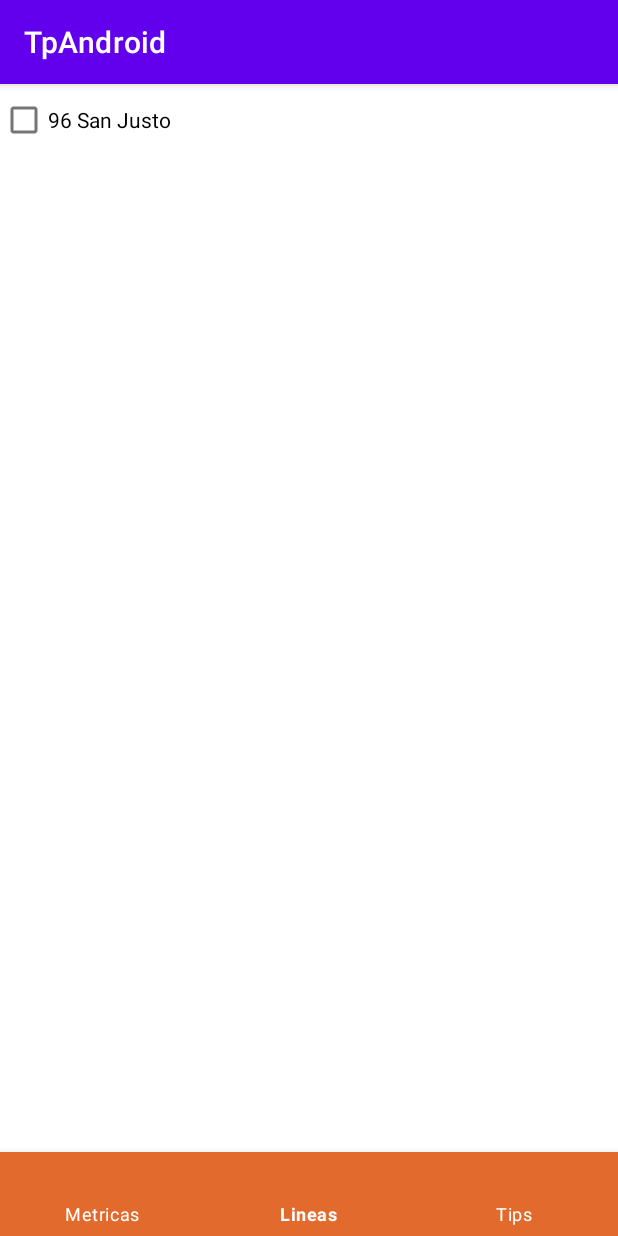
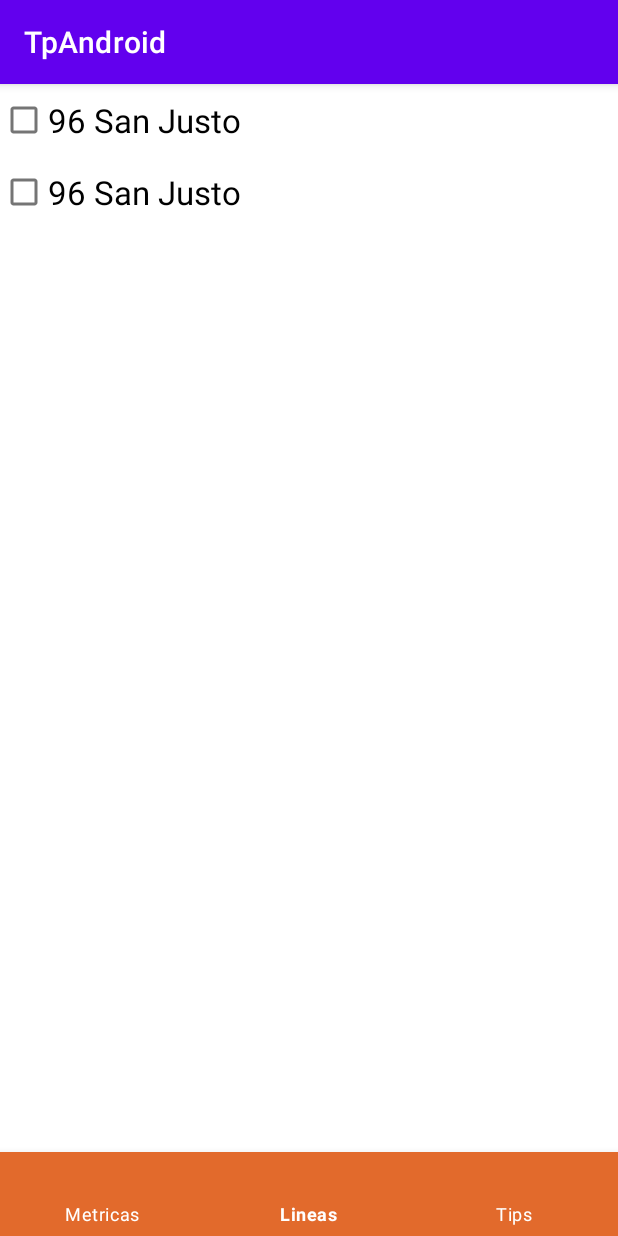
Before and after one commit to PazMatias/TpAndroid, an Android app: the MetricsFragment screen opened directly, with no data from a screen before it, item 2 of the bottom bar chosen, on a phone screen of 412 x 824 dp. Run offline under Robolectric (Android 15) with nearby library versions, the phone set to English and light mode, and no system bars; 1 statement that could not run was skipped.

Commit message:
Cambios esteticos

```diff
--- a/app/src/main/res/layout/fragment_lines.xml
+++ b/app/src/main/res/layout/fragment_lines.xml
@@ -1,16 +1,33 @@
 <?xml version="1.0" encoding="utf-8"?>
 <FrameLayout xmlns:android="http://schemas.android.com/apk/res/android"
     xmlns:tools="http://schemas.android.com/tools"
+    xmlns:app="http://schemas.android.com/apk/res-auto"
     android:layout_width="match_parent"
     android:layout_height="match_parent"
+    android:orientation="vertical"
     tools:context=".Views.Fragments.LinesFragment">
 
-    <!-- TODO: Update blank fragment layout -->
-
-    <CheckBox android:id="@+id/line_96_checkbox"
+    <LinearLayout
         android:layout_width="match_parent"
         android:layout_height="wrap_content"
-        android:text="@string/line_96"
-        android:onClick="onCheckboxClicked"/>
+        android:orientation="vertical">
+    <CheckBox
+        android:id="@+id/line_96_san_justo_checkbox"
+        android:layout_width="match_parent"
+        android:layout_height="wrap_content"
+        android:textSize="22dp"
+        android:onClick="onCheckboxClicked"
+        android:text="@string/line_96_san_justo" />
+
+    <CheckBox
+        android:id="@+id/line_96_ciudad_evita_checkbox"
+        android:layout_width="match_parent"
+        android:layout_height="wrap_content"
+        android:textSize="22dp"
+        android:onClick="onCheckboxClicked"
+        android:text="@string/line_96_ciudad_evita"
+        app:layout_constraintEnd_toEndOf="parent" />
+    </LinearLayout>
+
 
 </FrameLayout>
--- a/app/src/main/res/values/strings.xml
+++ b/app/src/main/res/values/strings.xml
@@ -9,8 +9,9 @@
     <string name="tips_tab">Tips</string>
     <!-- TODO: Remove or change this placeholder text -->
     <string name="hello_metrics_fragment">Hello metrics fragment</string>
-    <string name="hello_lines_fragment">Hello lines fragment</string>
-    <string name="line_96">96 San Justo</string>
     <string name="hello_tips_fragment">Hello tips fragment</string>
+    <string name="line_96_san_justo">96 San Justo</string>
+    <string name="line_96_ciudad_evita">96 San Justo</string>
+    <string name="login_count">Cantidad de logueos:</string>
 
 </resources>
```
Also changed, not shown: app/src/main/res/layout/fragment_metrics.xml (+19 -3 lines).
